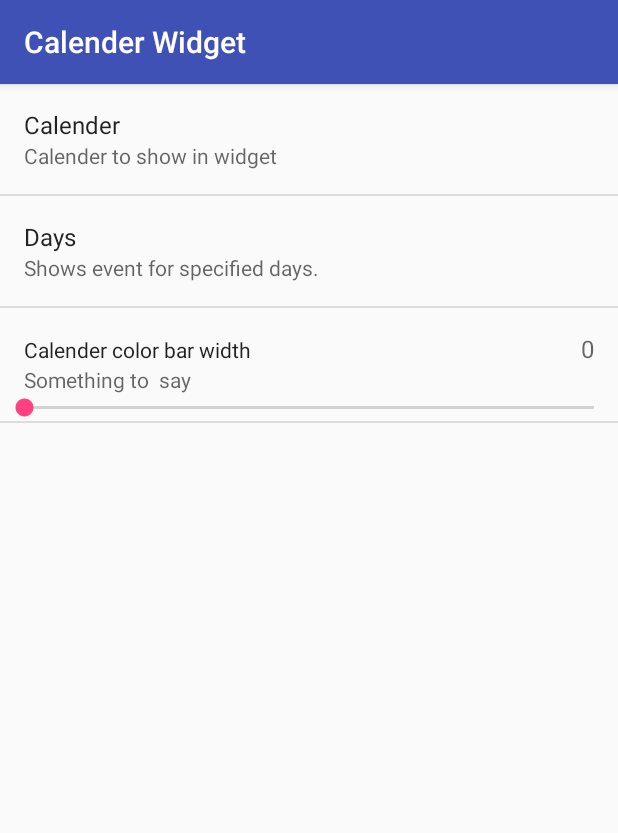
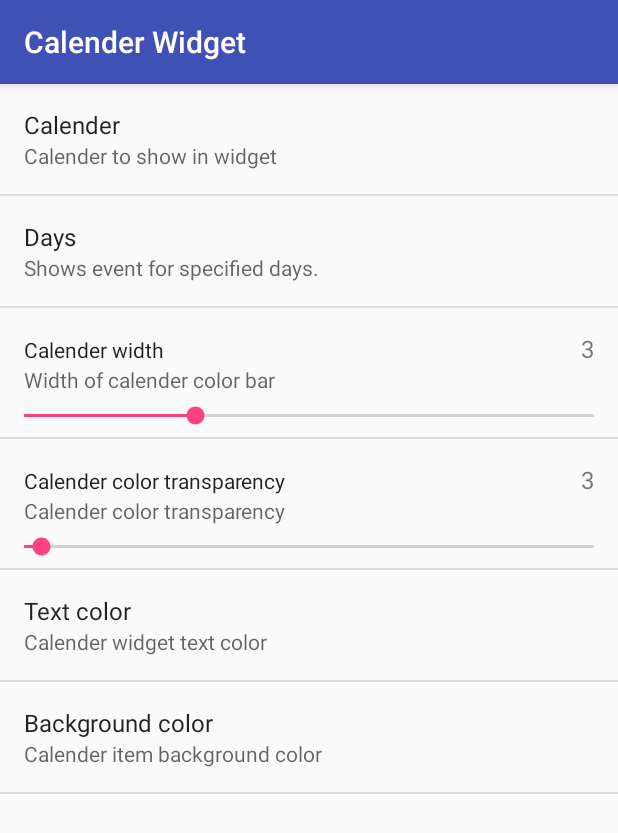
Before and after one commit to bdpiparva/Daydream, an Android app: the screen it shows after launch (MainActivity), on a phone screen of 412 x 824 dp. Shown: the top 833 px of the screen. Run offline under Robolectric (Android 15) with nearby library versions, the phone set to English and light mode, and no system bars; Roboto replaces fonts that are not available here; 1 statement that could not run was skipped.

Commit message:
Preferences to change text and background color.

```diff
--- a/app/build.gradle
+++ b/app/build.gradle
@@ -20,6 +20,7 @@ android {
         targetCompatibility JavaVersion.VERSION_1_8
         sourceCompatibility JavaVersion.VERSION_1_8
     }
+    buildToolsVersion '26.0.2'
 }
 
 dependencies {
--- a/app/src/main/java/com/bdpiparva/widgets/CalenderWidgetService.java
+++ b/app/src/main/java/com/bdpiparva/widgets/CalenderWidgetService.java
@@ -17,9 +17,9 @@ public class CalenderWidgetService extends RemoteViewsService {
 	public RemoteViewsFactory onGetViewFactory(Intent intent) {
 		SharedPreferences preferences = PreferenceManager.getDefaultSharedPreferences(getApplicationContext());
 		Set<String> selectedCalenders = preferences.getStringSet("calenders", new HashSet<>());
-
 		final EventProvider eventProvider = new EventProvider(getApplicationContext());
 		int eventForDays = Integer.valueOf(preferences.getString("event_for_days", "7"));
+
 		final List<CalenderEvent> calenderEvents = eventProvider.getEventsFromTodayAndNextDays(eventForDays, selectedCalenders)
 			.listAndSort();
 
--- a/app/src/main/java/com/bdpiparva/widgets/SeekBarPreference.java
+++ b/app/src/main/java/com/bdpiparva/widgets/SeekBarPreference.java
@@ -12,30 +12,42 @@ import android.widget.TextView;
 
 import com.bdpiparva.daydream.R;
 
-/**
- * Created by bhupendrakumar on 2/24/18.
- */
-
 public class SeekBarPreference extends Preference implements SeekBar.OnSeekBarChangeListener {
 	private TextView value;
 	private SeekBar seekBar;
 	private Integer mCurrentValue;
-	private Integer defaultValue = 0;
+	private int max = 10;
 
 	public SeekBarPreference(Context context, AttributeSet attrs, int defStyleAttr, int defStyleRes) {
 		super(context, attrs, defStyleAttr, defStyleRes);
+		init(context, attrs, defStyleAttr, defStyleRes);
 	}
 
 	public SeekBarPreference(Context context, AttributeSet attrs, int defStyleAttr) {
 		super(context, attrs, defStyleAttr);
+		init(context, attrs, defStyleAttr, 0);
 	}
 
 	public SeekBarPreference(Context context, AttributeSet attrs) {
 		super(context, attrs);
+		init(context, attrs, 0,0);
 	}
 
 	public SeekBarPreference(Context context) {
 		super(context);
+	}
+
+	private void init(Context context, AttributeSet attrs, int defStyleAttr, int defStyleRes) {
+		final TypedArray styledAttributes = context.obtainStyledAttributes(attrs, R.styleable.SeekBarPreference, defStyleAttr, defStyleRes);
+
+		for (int i = styledAttributes.getIndexCount() - 1; i >= 0; i--) {
+			int attr = styledAttributes.getIndex(i);
+			switch (attr) {
+				case R.styleable.SeekBarPreference_max:
+					max = styledAttributes.getInteger(attr, 10);
+					break;
+			}
+		}
 	}
 
 	@Override
@@ -45,37 +57,34 @@ public class SeekBarPreference extends Preference implements SeekBar.OnSeekBarCh
 		View inflatedView = li.inflate(R.layout.seek_bar_preference, parent, false);
 
 		seekBar = inflatedView.findViewById(R.id.seekbar);
+		seekBar.setMax(max);
 		value = inflatedView.findViewById(R.id.value);
 		seekBar.setOnSeekBarChangeListener(this);
+		updateView();
 
 		return inflatedView;
 	}
 
 	@Override
 	protected void onSetInitialValue(boolean restorePersistedValue, Object defaultValue) {
-		if (restorePersistedValue) {
-			mCurrentValue = (Integer) defaultValue;
+		final String value = restorePersistedValue ? String.valueOf(getPersistedInt(0)) : String.valueOf(defaultValue);
+
+		if (value == null || value.trim().isEmpty()) {
+			mCurrentValue = 0;
 		} else {
-			mCurrentValue = (Integer) defaultValue;
-			persistInt(mCurrentValue);
-		}
-
-		if (mCurrentValue != null) {
-			value.setText(String.valueOf(mCurrentValue));
-			seekBar.scrollTo(mCurrentValue, 0);
+			mCurrentValue = Integer.parseInt(value);
 		}
 	}
 
 	@Override
 	protected Object onGetDefaultValue(TypedArray a, int index) {
-		Integer defaultValue = a.getInteger(index, 3);
-		setDefaultValue(defaultValue);
-		return defaultValue;
+		return a.getInteger(index, 3);
 	}
 
 	@Override
 	public void onProgressChanged(SeekBar seekBar, int progress, boolean fromUser) {
-		value.setText(String.valueOf(progress));
+		mCurrentValue = progress;
+		updateView();
 	}
 
 	@Override
@@ -87,4 +96,10 @@ public class SeekBarPreference extends Preference implements SeekBar.OnSeekBarCh
 	public void onStopTrackingTouch(SeekBar seekBar) {
 
 	}
+
+	private void updateView() {
+		value.setText(String.valueOf(mCurrentValue));
+		seekBar.setProgress(mCurrentValue);
+		persistInt(mCurrentValue);
+	}
 }
--- a/app/src/main/java/com/bdpiparva/widgets/fragments/CalenderWidgetPreferenceFragment.java
+++ b/app/src/main/java/com/bdpiparva/widgets/fragments/CalenderWidgetPreferenceFragment.java
@@ -12,6 +12,10 @@ import java.util.List;
 import java.util.stream.Collectors;
 
 public class CalenderWidgetPreferenceFragment extends PreferenceFragment {
+	public static final String CALENDER_WIDGET_TEXT_COLOR = "calender_widget_text_color";
+	public static final String CALENDER_COLOR_BAR_WIDTH = "calender_color_bar_width";
+	public static final String CALENDER_COLOR_BAR_TRANSPARENCY = "calender_color_bar_transparency";
+	public static final String CALENDER_WIDGET_BACKGROUND_COLOR = "calender_widget_background_color";
 
 	@Override
 	public void onCreate(@Nullable Bundle savedInstanceState) {
--- /dev/null
+++ b/app/src/main/res/drawable/tile_background.xml
@@ -0,0 +1,4 @@
+<?xml version="1.0" encoding="UTF-8" ?>
+<bitmap xmlns:android="http://schemas.android.com/apk/res/android"
+    android:src="@drawable/ic_checkered"
+    android:tileMode="repeat" />
--- a/app/src/main/res/layout/calender_widget.xml
+++ b/app/src/main/res/layout/calender_widget.xml
@@ -7,8 +7,6 @@
     <ListView
         android:id="@+id/calender_events"
         android:layout_width="match_parent"
-        android:layout_height="match_parent"
-        android:divider="@null"
-        android:dividerHeight="0dp" />
+        android:layout_height="match_parent" />
 
 </LinearLayout>
--- a/app/src/main/res/layout/seek_bar_preference.xml
+++ b/app/src/main/res/layout/seek_bar_preference.xml
@@ -50,7 +50,7 @@
         android:id="@+id/seekbar"
         android:layout_width="match_parent"
         android:layout_height="wrap_content"
-        android:max="10"
-        android:min="0" />
+        android:paddingBottom="5dp"
+        android:paddingTop="5dp" />
 
 </LinearLayout>
--- /dev/null
+++ b/app/src/main/res/values/attr.xml
@@ -0,0 +1,6 @@
+<?xml version="1.0" encoding="utf-8"?>
+<resources>
+    <declare-styleable name="SeekBarPreference">
+        <attr name="max" format="integer" />
+    </declare-styleable>
+</resources>
--- a/app/src/main/res/xml/calender_prefs.xml
+++ b/app/src/main/res/xml/calender_prefs.xml
@@ -1,5 +1,6 @@
 <?xml version="1.0" encoding="utf-8"?>
-<PreferenceScreen xmlns:android="http://schemas.android.com/apk/res/android">
+<PreferenceScreen xmlns:android="http://schemas.android.com/apk/res/android"
+    xmlns:app="http://schemas.android.com/apk/res-auto">
 
     <MultiSelectListPreference
         android:dialogTitle="Select calender"
@@ -17,7 +18,25 @@
     <com.bdpiparva.widgets.SeekBarPreference
         android:defaultValue="3"
         android:key="calender_color_bar_width"
-        android:summary="Something to  say"
-        android:title="Calender color bar width" />
+        android:summary="Width of calender color bar"
+        android:title="Calender width"
+        app:max="10" />
+
+    <com.bdpiparva.widgets.SeekBarPreference
+        android:defaultValue="3"
+        android:key="calender_color_bar_transparency"
+        android:summary="Calender color transparency"
+        android:title="Calender color transparency"
+        app:max="100" />
+
+    <com.bdpiparva.preferences.ColorPickerPreference
+        android:key="calender_widget_text_color"
+        android:summary="Calender widget text color"
+        android:title="Text color" />
+
+    <com.bdpiparva.preferences.ColorPickerPreference
+        android:key="calender_widget_background_color"
+        android:summary="Calender item background color"
+        android:title="Background color" />
 
 </PreferenceScreen>
```
Also changed, not shown: app/src/main/java/com/bdpiparva/preferences/Color.java (added, +82 -0 lines), app/src/main/java/com/bdpiparva/preferences/ColorPickerPreference.java (added, +133 -0 lines), app/src/main/java/com/bdpiparva/widgets/CalenderListViewFactory2.java (+42 -10 lines), app/src/main/res/layout/calender_widget_row_2.xml (+4 -3 lines), app/src/main/res/layout/color_picker.xml (added, +166 -0 lines), app/src/main/res/drawable/ic_checkered.png (added), app/src/main/res/layout/activity_main.xml (line endings or trailing spaces).
